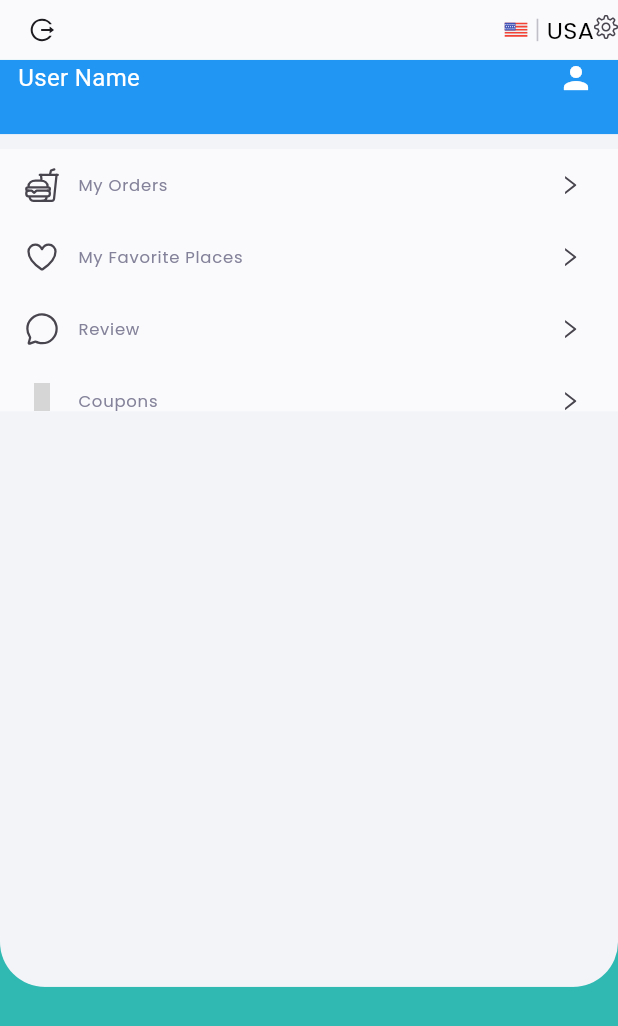
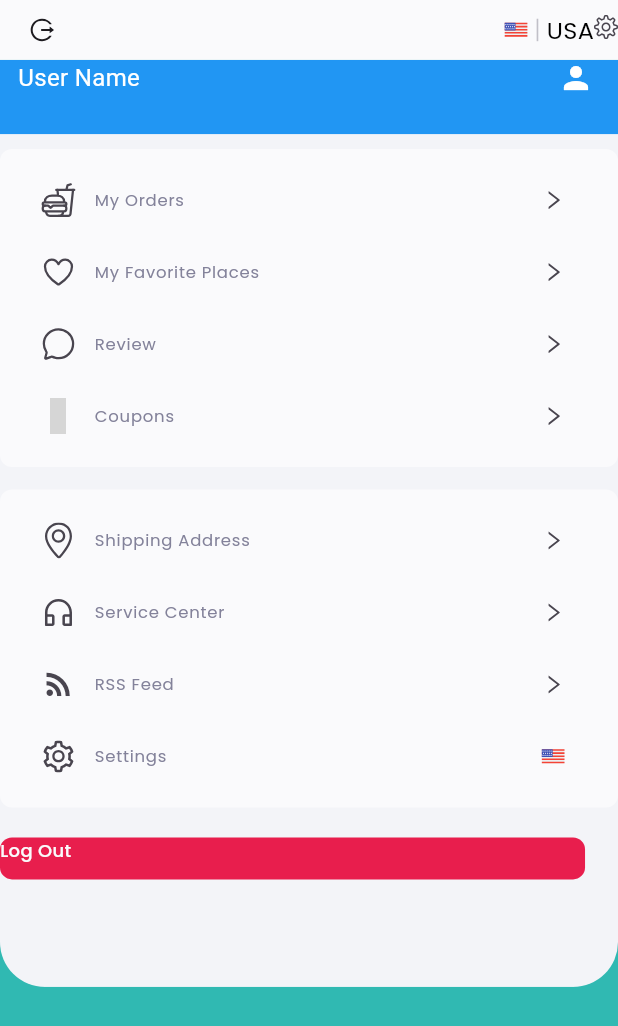
Before and after one commit to kennedyjulius/multi_vendor_app, a Flutter app: the ProfilePage screen opened directly, on a phone screen of 412 x 824 dp. Shown: the top 1026 px of the screen. Run offline on Flutter 3.47's test engine with Material 3 defaults, Android fonts, the phone set to English and light mode, and no system bars; our stand-ins replace cached_network_image, flutter_hooks, flutter_rating_bar, flutter_screenutil, flutter_svg, flutter_vector_icons and 4 more; missing offline and left inert: phone_otp_verification; network calls fail; grey boxes are pictures that could not be loaded.

Commit message:
added some  code

```diff
--- a/lib/profile/profile_page.dart
+++ b/lib/profile/profile_page.dart
@@ -1,8 +1,7 @@
-// ignore_for_file: prefer_const_constructors, prefer_const_literals_to_create_immutables
-
 import 'package:flutter/material.dart';
 import 'package:flutter_screenutil/flutter_screenutil.dart';
 import 'package:flutter_vector_icons/flutter_vector_icons.dart';
+import 'package:multi_vendor_app/common/custom_button.dart';
 import 'package:multi_vendor_app/common/custom_container.dart';
 import 'package:multi_vendor_app/constants/constants.dart';
 import 'package:multi_vendor_app/profile/profile_app_bar.dart';
@@ -17,7 +16,7 @@ class ProfilePage extends StatelessWidget {
     return Scaffold(
       backgroundColor: kPrimary,
       appBar: PreferredSize(
-        preferredSize: Size.fromHeight(40.h), // Dynamically set app bar height
+        preferredSize: Size.fromHeight(40.h),
         child: ProfileAppBar(),
       ),
       body: SafeArea(
@@ -26,100 +25,79 @@ class ProfilePage extends StatelessWidget {
             child: Column(
               crossAxisAlignment: CrossAxisAlignment.start,
               children: [
-                //SizedBox(height: 16.h), // Add spacing dynamically
-                UserInfoWidget(), // User Info section
+                UserInfoWidget(),
                 SizedBox(height: 10.h),
-                Container(
-                  height: 175.h,
-                  decoration: BoxDecoration(
-                    color: kLightWhite,
-
-                  ),
-                  child: ListView(
-                    padding: EdgeInsets.zero,
-                    physics: NeverScrollableScrollPhysics(),
-                    children: [
+                _buildProfileOptionsSection([
                   ProfileTileWidget(
                     ontap: () {
-
+                      // Handle navigation to My Orders
                     },
                     title: "My Orders",
-                      icon: Ionicons.fast_food_outline
+                    icon: Ionicons.fast_food_outline,
                   ),
-
                   ProfileTileWidget(
                     ontap: () {
-
+                      // Handle navigation to My Favorite Places
                     },
                     title: "My Favorite Places",
-                      icon: Ionicons.heart_outline
+                    icon: Ionicons.heart_outline,
                   ),
-
                   ProfileTileWidget(
                     ontap: () {
-
+                      // Handle navigation to Review
                     },
                     title: "Review",
-                      icon: Ionicons.chatbubble_outline
+                    icon: Ionicons.chatbubble_outline,
                   ),
-
                   ProfileTileWidget(
                     ontap: () {
-
+                      // Handle navigation to Coupons
                     },
                     title: "Coupons",
-                      icon: MaterialCommunityIcons.tag_outline
+                    icon: MaterialCommunityIcons.tag_outline,
                   ),
-
-
+                ]),
                 SizedBox(height: 15.h),
-                Container(
-                  height: 175.h,
-                  decoration: BoxDecoration(
-                    color: kLightWhite,
-
-                  ),
-                  child: ListView(
-                    padding: EdgeInsets.zero,
-                    physics: NeverScrollableScrollPhysics(),
-                    children: [
+                _buildProfileOptionsSection([
                   ProfileTileWidget(
                     ontap: () {
-
+                      // Handle navigation to Shipping Address
                     },
                     title: "Shipping Address",
                     icon: SimpleLineIcons.location_pin,
                   ),
-
                   ProfileTileWidget(
                     ontap: () {
-
+                      // Handle navigation to Service Center
                     },
                     title: "Service Center",
                     icon: AntDesign.customerservice,
                   ),
-
                   ProfileTileWidget(
                     ontap: () {
-
+                      // Handle navigation to RSS Feed
                     },
-                        title: "Coupons",
+                    title: "RSS Feed",
                     icon: MaterialIcons.rss_feed,
                   ),
-
                   ProfileTileWidget(
                     ontap: () {
-
+                      // Handle navigation to Settings
                     },
                     title: "Settings",
                     icon: AntDesign.setting,
                   ),
-
-                    ],
+                ]),
+                SizedBox(height: 20.h),
+                CustomButton(
+                  btnWidth: MediaQuery.of(context).size.width - 20.w,
+                  text: "Log Out",
+                  radius: 8.r,
+                  btnColor: kRed,
+                  onTap: () {
+                    // Handle logout functionality
+                  },
                 ),
-                ),
-
-                // Add more widgets as needed
               ],
             ),
           ),
@@ -127,4 +105,15 @@ class ProfilePage extends StatelessWidget {
       ),
     );
   }
+
+  Widget _buildProfileOptionsSection(List<Widget> tiles) {
+    return Container(
+      padding: EdgeInsets.symmetric(horizontal: 10.w, vertical: 10.h),
+      decoration: BoxDecoration(
+        color: kLightWhite,
+        borderRadius: BorderRadius.circular(8.r),
+      ),
+      child: Column(children: tiles),
+    );
   }
+}
```
Also changed, not shown: lib/auth/email_textfield.dart (added, +83 -0 lines), lib/auth/login_page.dart (added, +109 -0 lines), lib/auth/login_redirect.dart (added). Lines whose indentation alone changed are shown as unchanged.
